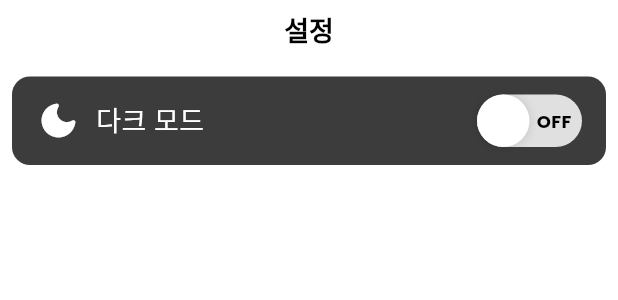
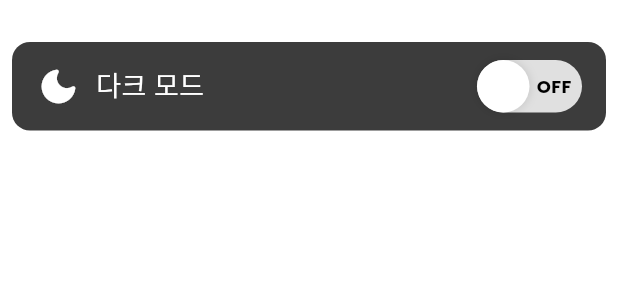
Before and after one commit to APP-iOS7/Vibes, a Flutter app: the SettingsScreen widget shown alone on an empty page, opened directly, on a phone screen of 412 x 824 dp. Shown: the top 300 px of the screen. Run offline on Flutter 3.47's test engine with Material 3 defaults, Android fonts, the phone set to English and light mode, and no system bars; our stand-ins replace flutter_slidable, google_fonts, hive, hive_flutter, just_audio, just_audio_background and 1 more; missing offline and left inert: youtube_explode_dart, youtube_scrape_api; accounts and stored records are empty; generated files the repository leaves out were written again.

Commit message:
설정 TEXT 제거거

```diff
--- a/lib/screen/SettingsScreen.dart
+++ b/lib/screen/SettingsScreen.dart
@@ -17,10 +17,6 @@ class _SettingsScreenState extends State<SettingsScreen> {
       padding: const EdgeInsets.all(8.0),
       child: Column(
         children: [
-          Text(
-            "설정",
-            style: Theme.of(context).textTheme.titleLarge,
-          ),
           SizedBox(
             height: 20,
           ),
```
